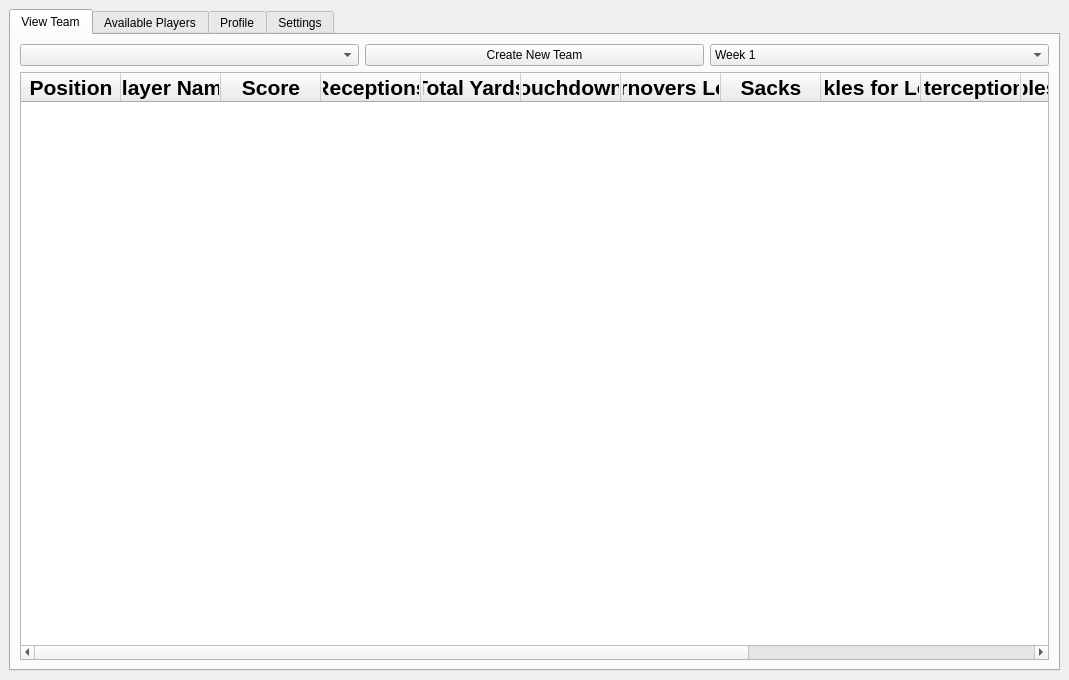
Qt form client/ui_xml/another_window_widget.ui (shubhpatel18/cs440) before a commit.
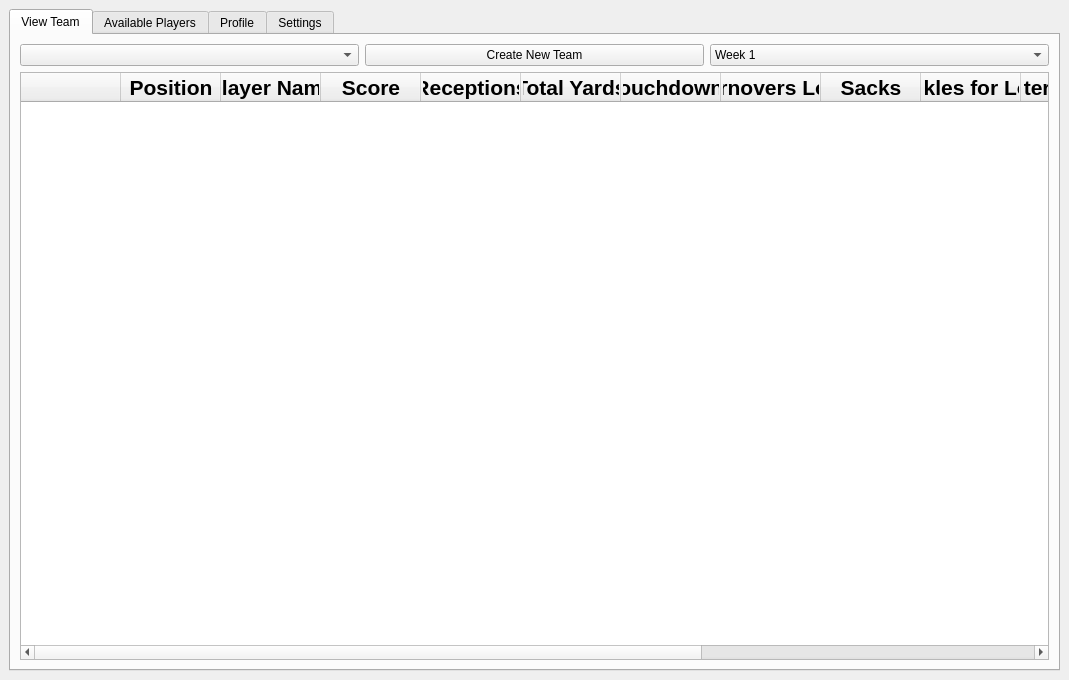
The same form after that commit. The open tabs and pages were chosen to show the change. Icons and pictures are not drawn.

Commit message: added buttons to table

The edit to the form file:
```diff
--- a/client/ui_xml/another_window_widget.ui
+++ b/client/ui_xml/another_window_widget.ui
@@ -130,6 +130,11 @@
           <attribute name="verticalHeaderVisible">
            <bool>false</bool>
           </attribute>
+          <column>
+           <property name="text">
+            <string/>
+           </property>
+          </column>
           <column>
            <property name="text">
             <string>Position</string>
```
Left out of the diff: 7 changed lines with no effect on the pictures. The commit also changes 2 other files.
